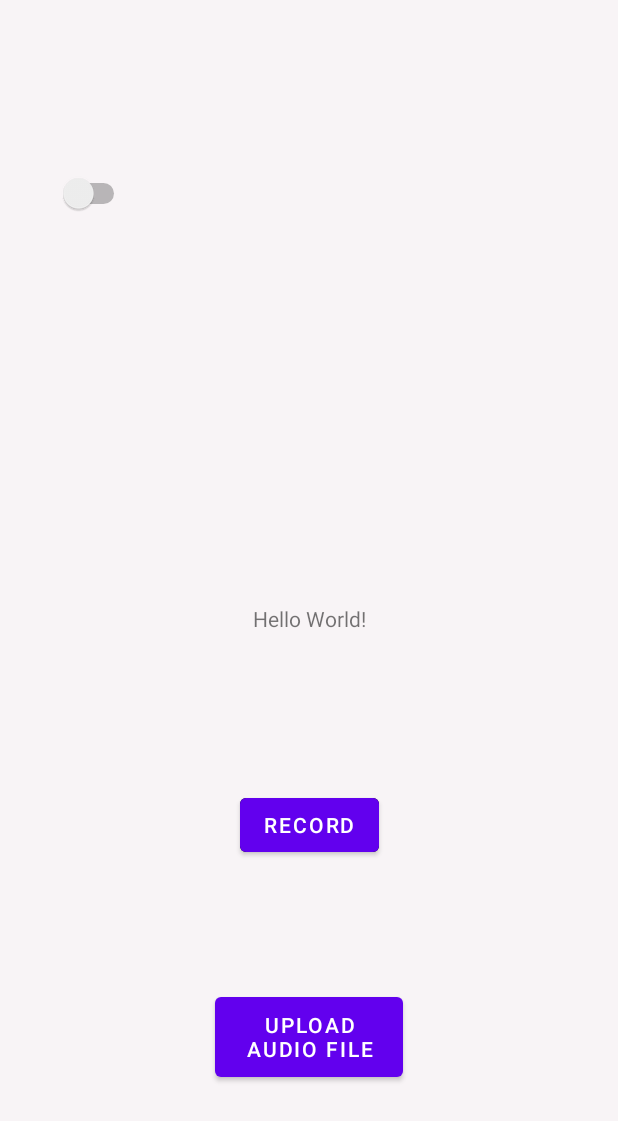
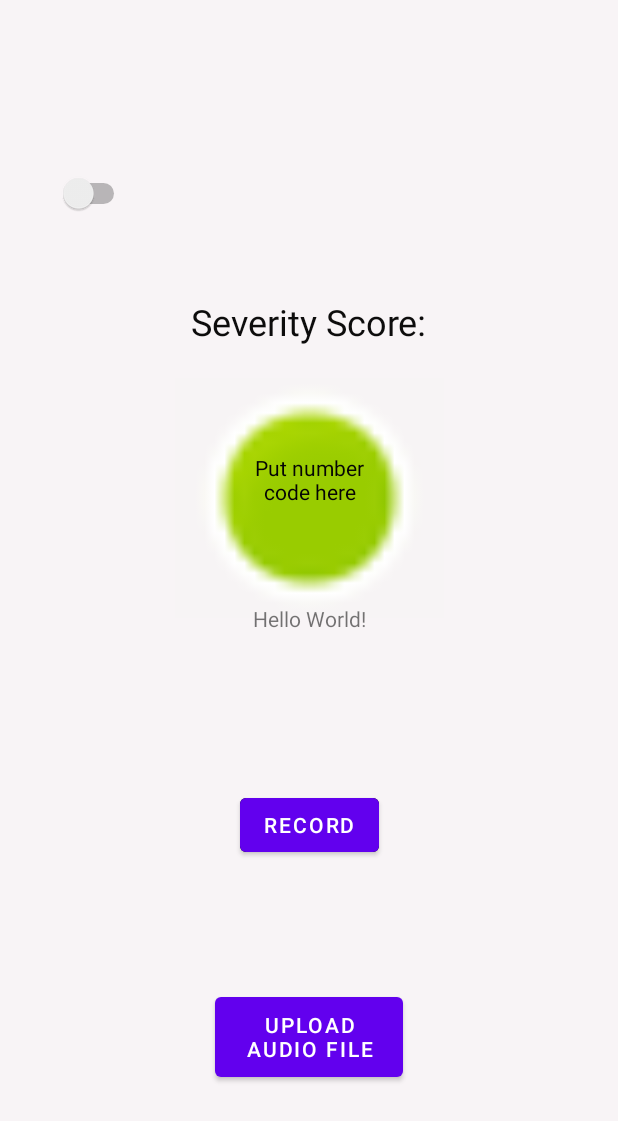
Before and after one commit to rdb94/380Ctest, an Android app built with Jetpack Compose: the layout activity_main.xml on its own in the app's theme, with its tools: preview values and no code run, on a phone screen of 412 x 824 dp. Shown: the top 1121 px of the screen. Run offline under Robolectric (Android 15) with nearby library versions, the phone set to English and light mode, and no system bars.

Commit message:
Added severity score text and image

```diff
--- a/app/src/main/res/layout/activity_main.xml
+++ b/app/src/main/res/layout/activity_main.xml
@@ -6,7 +6,8 @@
     android:layout_height="match_parent"
     android:background="#F8F4F6"
     android:onClick="audioClick"
-    tools:context=".MainActivity">
+    tools:context=".MainActivity"
+    tools:layout_editor_absoluteY="56dp">
 
     <TextView
         android:id="@+id/sample_text"
@@ -23,7 +24,7 @@
         android:layout_width="125dp"
         android:layout_height="65dp"
         android:layout_marginBottom="100dp"
-        android:text="Upload Audio File"
+        android:text="@string/button_text"
         app:layout_constraintBottom_toBottomOf="parent"
         app:layout_constraintEnd_toEndOf="parent"
         app:layout_constraintStart_toStartOf="parent" />
@@ -35,7 +36,7 @@
         android:layout_marginBottom="250dp"
         android:backgroundTintMode="add"
         android:onClick="recordClick"
-        android:text="Record"
+        android:text="@string/button2_text"
         app:layout_constraintBottom_toBottomOf="parent"
         app:layout_constraintEnd_toEndOf="parent"
         app:layout_constraintStart_toStartOf="parent" />
@@ -50,4 +51,52 @@
         app:layout_constraintStart_toStartOf="parent"
         app:layout_constraintTop_toTopOf="parent" />
 
+    <TextView
+        android:id="@+id/Severity"
+        android:layout_width="wrap_content"
+        android:layout_height="wrap_content"
+        android:text="@string/severity_text"
+        android:textColor="#0D0C0C"
+        android:textSize="24sp"
+        android:typeface="sans"
+        app:layout_constraintBottom_toBottomOf="parent"
+        app:layout_constraintEnd_toEndOf="parent"
+        app:layout_constraintStart_toStartOf="parent"
+        app:layout_constraintTop_toTopOf="parent"
+        app:layout_constraintVertical_bias="0.25" />
+
+    <FrameLayout
+        android:id="@+id/frameLayout"
+        android:layout_width="409dp"
+        android:layout_height="51dp"
+        app:layout_constraintBottom_toBottomOf="parent"
+        tools:layout_editor_absoluteX="1dp">
+
+    </FrameLayout>
+
+    <ImageView
+        android:id="@+id/imageView"
+        android:layout_width="179dp"
+        android:layout_height="160dp"
+        android:background="#014CAF50"
+        android:src="@android:drawable/presence_online"
+        app:layout_constraintBottom_toBottomOf="parent"
+        app:layout_constraintEnd_toEndOf="parent"
+        app:layout_constraintStart_toStartOf="parent"
+        app:layout_constraintTop_toTopOf="parent"
+        app:layout_constraintVertical_bias="0.38" />
+
+    <TextView
+        android:id="@+id/Severity1"
+        android:layout_width="97dp"
+        android:layout_height="49dp"
+        android:textAlignment="center"
+        android:textColor="#050505"
+        app:layout_constraintBottom_toBottomOf="@+id/frameLayout"
+        app:layout_constraintEnd_toEndOf="parent"
+        app:layout_constraintStart_toStartOf="parent"
+        app:layout_constraintTop_toTopOf="parent"
+        app:layout_constraintVertical_bias="0.39"
+        tools:text="@string/severity_num" />
+
 </androidx.constraintlayout.widget.ConstraintLayout>
--- a/app/src/main/res/values/strings.xml
+++ b/app/src/main/res/values/strings.xml
@@ -2,4 +2,6 @@
     <string name="app_name">380Ctest</string>
     <string name="button_text">Upload Audio File</string>
     <string name='button2_text'>Record</string>
+    <string name='severity_text'>Severity Score: </string>
+    <string name='severity_num'>Put number code here</string>
 </resources>
--- a/build.gradle
+++ b/build.gradle
@@ -4,7 +4,7 @@ buildscript {
     }
 }// Top-level build file where you can add configuration options common to all sub-projects/modules.
 plugins {
-    id 'com.android.application' version '7.4.0' apply false
-    id 'com.android.library' version '7.4.0' apply false
+    id 'com.android.application' version '8.9.1' apply false
+    id 'com.android.library' version '8.9.1' apply false
     id 'org.jetbrains.kotlin.android' version '1.7.0' apply false
 }
--- a/gradle.properties
+++ b/gradle.properties
@@ -21,3 +21,5 @@ kotlin.code.style=official
 # resources declared in the library itself and none from the library's dependencies,
 # thereby reducing the size of the R class for that library
 android.nonTransitiveRClass=true
+android.defaults.buildfeatures.buildconfig=true
+android.nonFinalResIds=false
--- a/gradle/libs.versions.toml
+++ b/gradle/libs.versions.toml
@@ -1,6 +1,6 @@
 [versions]
-agp = "8.8.2"
-kotlin = "1.9.24"
+agp = "8.9.1"
+kotlin = "1.7.0"
 coreKtx = "1.15.0"
 junit = "4.13.2"
 junitVersion = "1.2.1"
```
Also changed, not shown: gradle/wrapper/gradle-wrapper.properties.
